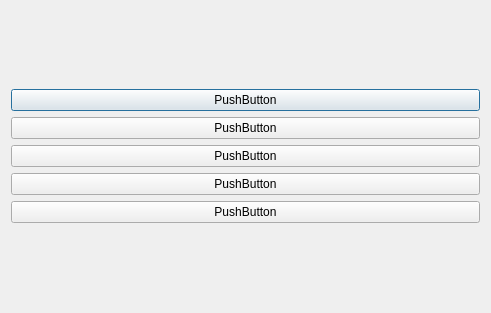
First picture: the form in ui/MainScreen.ui, repository F1l14/Software-Engineering-2025, before the edit.
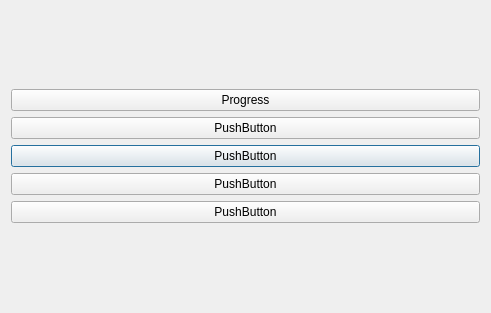
Second picture: the form after the edit.

Commit message: Rearranged QPushButton layout in MainScreen.ui for improved organization

What changed in the file:
```diff
--- a/ui/MainScreen.ui
+++ b/ui/MainScreen.ui
@@ -16,21 +16,7 @@
   <layout class="QGridLayout" name="gridLayout_2">
    <item row="0" column="0">
     <layout class="QGridLayout" name="gridLayout">
-     <item row="0" column="0">
-      <widget class="QPushButton" name="pushButton_2">
-       <property name="text">
-        <string>PushButton</string>
-       </property>
-      </widget>
-     </item>
      <item row="4" column="0">
-      <widget class="QPushButton" name="pushButton_4">
-       <property name="text">
-        <string>PushButton</string>
-       </property>
-      </widget>
-     </item>
-     <item row="2" column="0">
       <widget class="QPushButton" name="pushButton_3">
        <property name="text">
         <string>PushButton</string>
@@ -38,19 +24,33 @@
       </widget>
      </item>
      <item row="1" column="0">
-      <widget class="QPushButton" name="pushButton">
+      <widget class="QPushButton" name="pushButton_2">
        <property name="text">
         <string>PushButton</string>
        </property>
       </widget>
      </item>
-     <item row="3" column="0">
+     <item row="5" column="0">
       <widget class="QPushButton" name="pushButton_5">
        <property name="text">
         <string>PushButton</string>
        </property>
       </widget>
      </item>
+     <item row="6" column="0">
+      <widget class="QPushButton" name="pushButton_4">
+       <property name="text">
+        <string>PushButton</string>
+       </property>
+      </widget>
+     </item>
+     <item row="0" column="0">
+      <widget class="QPushButton" name="pushButton">
+       <property name="text">
+        <string>Progress</string>
+       </property>
+      </widget>
+     </item>
     </layout>
    </item>
   </layout>
```
